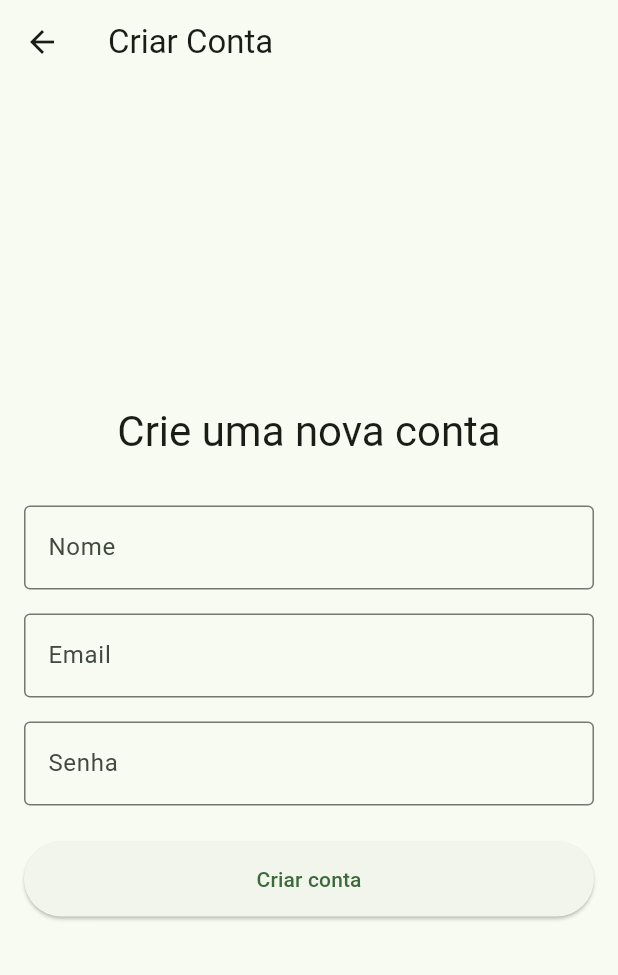
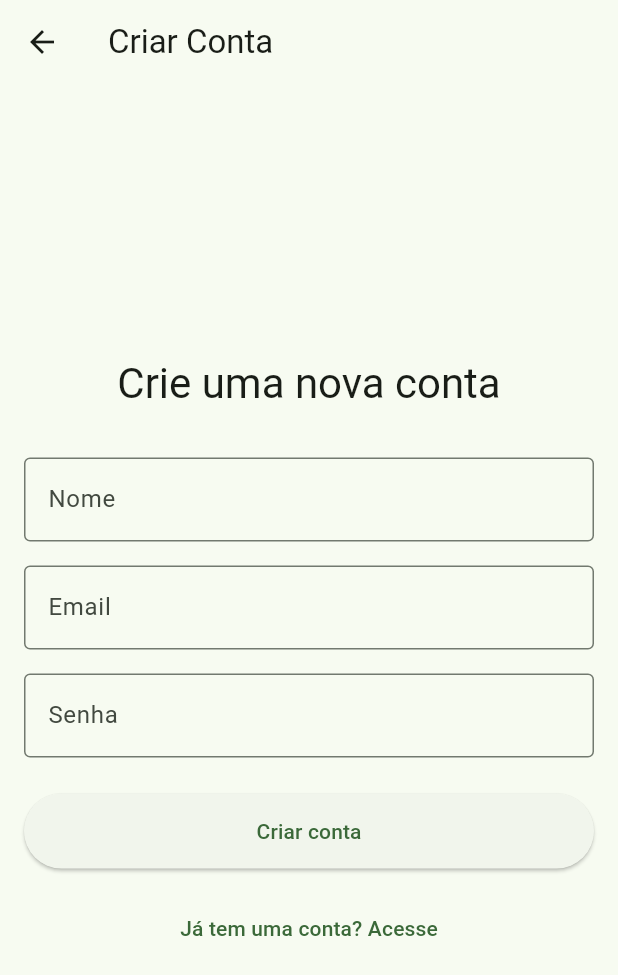
Before and after one commit to NewCode-Crafters/ncc-finance-mobile, a Flutter app: the RegisterScreen screen opened by its route, on a phone screen of 412 x 824 dp. Shown: the top 975 px of the screen. Run offline on Flutter 3.47's test engine with Material 3 defaults, Android fonts, the phone set to English and light mode, and no system bars; our stand-ins replace cloud_firestore, equatable, firebase_auth, firebase_core; accounts and stored records are empty.

Commit message:
feat(authentication) add some details in version 1

```diff
--- a/lib/features/authentication/notifiers/auth_notifier.dart
+++ b/lib/features/authentication/notifiers/auth_notifier.dart
@@ -79,8 +79,6 @@ class AuthNotifier extends ChangeNotifier {
 
     return await _executeAuthAction(() async {
       await _authService.signUp(name: name, email: email, password: password);
-      // After sign up, also log in:
-      await _authService.login(email, password);
     });
   }
 
--- a/lib/features/authentication/screens/register_screen.dart
+++ b/lib/features/authentication/screens/register_screen.dart
@@ -95,6 +95,13 @@ class _RegisterScreenState extends State<RegisterScreen> {
                   text: "Criar conta",
                   onPressed: isLoading ? null : _handleSignUp,
                 ),
+          const SizedBox(height: 16),
+          TextButton(
+            onPressed: () {
+              Navigator.of(context).pop();
+            },
+            child: const Text("Já tem uma conta? Acesse"),
+          ),
         ],
       ),
     );
```
